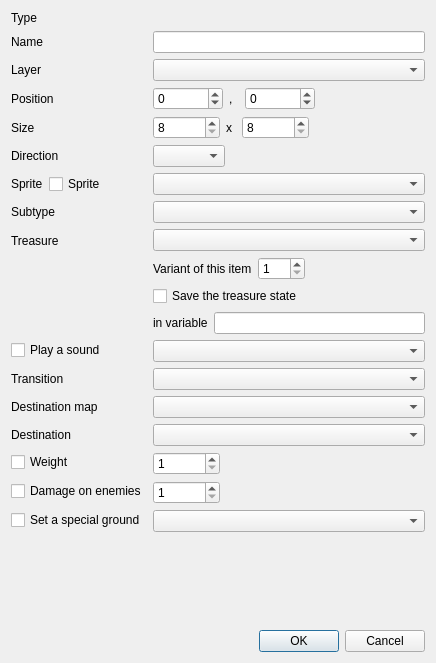
First picture: the form in src/gui/edit_entity_dialog.ui, repository solarus-games/solarus-quest-editor, before the edit.
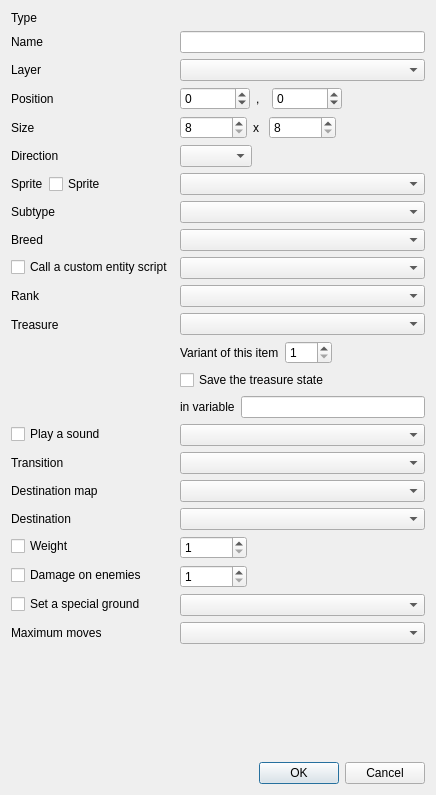
Second picture: the form after the edit. Custom widgets are drawn as their Qt base class.

Commit message: Implement model, breed, rank, maximum_moves.

```diff
--- a/src/gui/edit_entity_dialog.ui
+++ b/src/gui/edit_entity_dialog.ui
@@ -7,7 +7,7 @@
     <x>0</x>
     <y>0</y>
     <width>436</width>
-    <height>663</height>
+    <height>795</height>
    </rect>
   </property>
   <property name="sizePolicy">
@@ -335,14 +335,14 @@
      <item row="7" column="1">
       <widget class="QComboBox" name="subtype_field"/>
      </item>
-     <item row="8" column="0">
+     <item row="11" column="0">
       <widget class="QLabel" name="treasure_label">
        <property name="text">
         <string>Treasure</string>
        </property>
       </widget>
      </item>
-     <item row="8" column="1">
+     <item row="11" column="1">
       <widget class="QWidget" name="treasure_layout" native="true">
        <layout class="QVBoxLayout" name="layout_3">
         <property name="leftMargin">
@@ -418,61 +418,61 @@
        </layout>
       </widget>
      </item>
-     <item row="9" column="0">
+     <item row="12" column="0">
       <widget class="QCheckBox" name="sound_checkbox">
        <property name="text">
         <string>Play a sound</string>
        </property>
       </widget>
      </item>
-     <item row="9" column="1">
+     <item row="12" column="1">
       <widget class="ResourceSelector" name="sound_field"/>
      </item>
-     <item row="10" column="0">
+     <item row="13" column="0">
       <widget class="QLabel" name="transition_label">
        <property name="text">
         <string>Transition</string>
        </property>
       </widget>
      </item>
-     <item row="10" column="1">
+     <item row="13" column="1">
       <widget class="EnumSelector&lt;TransitionStyle&gt;" name="transition_field"/>
      </item>
-     <item row="11" column="0">
+     <item row="14" column="0">
       <widget class="QLabel" name="destination_map_label">
        <property name="text">
         <string>Destination map</string>
        </property>
       </widget>
      </item>
-     <item row="11" column="1">
+     <item row="14" column="1">
       <widget class="ResourceSelector" name="destination_map_field"/>
      </item>
-     <item row="12" column="0">
+     <item row="15" column="0">
       <widget class="QLabel" name="destination_label">
        <property name="text">
         <string>Destination</string>
        </property>
       </widget>
      </item>
-     <item row="12" column="1">
+     <item row="15" column="1">
       <widget class="EntitySelector" name="destination_field"/>
      </item>
-     <item row="13" column="0">
+     <item row="16" column="0">
       <widget class="QCheckBox" name="weight_checkbox">
        <property name="text">
         <string>Weight</string>
        </property>
       </widget>
      </item>
-     <item row="14" column="0">
+     <item row="17" column="0">
       <widget class="QCheckBox" name="damage_on_enemies_checkbox">
        <property name="text">
         <string>Damage on enemies</string>
        </property>
       </widget>
      </item>
-     <item row="13" column="1">
+     <item row="16" column="1">
       <widget class="QWidget" name="weight_layout" native="true">
        <layout class="QHBoxLayout" name="horizontalLayout_3">
         <property name="leftMargin">
@@ -519,7 +519,7 @@
        </layout>
       </widget>
      </item>
-     <item row="14" column="1">
+     <item row="17" column="1">
       <widget class="QWidget" name="damage_on_enemies_layout" native="true">
        <layout class="QHBoxLayout" name="horizontalLayout_4">
         <property name="leftMargin">
@@ -566,16 +566,56 @@
        </layout>
       </widget>
      </item>
-     <item row="15" column="0">
+     <item row="18" column="0">
       <widget class="QCheckBox" name="ground_checkbox">
        <property name="text">
         <string>Set a special ground</string>
        </property>
       </widget>
      </item>
-     <item row="15" column="1">
+     <item row="18" column="1">
       <widget class="EnumSelector&lt;Ground&gt;" name="ground_field"/>
      </item>
+     <item row="8" column="0">
+      <widget class="QLabel" name="breed_label">
+       <property name="text">
+        <string>Breed</string>
+       </property>
+      </widget>
+     </item>
+     <item row="8" column="1">
+      <widget class="ResourceSelector" name="breed_field"/>
+     </item>
+     <item row="9" column="1">
+      <widget class="ResourceSelector" name="model_field"/>
+     </item>
+     <item row="10" column="0">
+      <widget class="QLabel" name="rank_label">
+       <property name="text">
+        <string>Rank</string>
+       </property>
+      </widget>
+     </item>
+     <item row="10" column="1">
+      <widget class="QComboBox" name="rank_field"/>
+     </item>
+     <item row="19" column="0">
+      <widget class="QLabel" name="maximum_moves_label">
+       <property name="text">
+        <string>Maximum moves</string>
+       </property>
+      </widget>
+     </item>
+     <item row="19" column="1">
+      <widget class="QComboBox" name="maximum_moves_field"/>
+     </item>
+     <item row="9" column="0">
+      <widget class="QCheckBox" name="model_checkbox">
+       <property name="text">
+        <string>Call a custom entity script</string>
+       </property>
+      </widget>
+     </item>
     </layout>
    </item>
    <item>
```
The commit also changes 3 other files.
